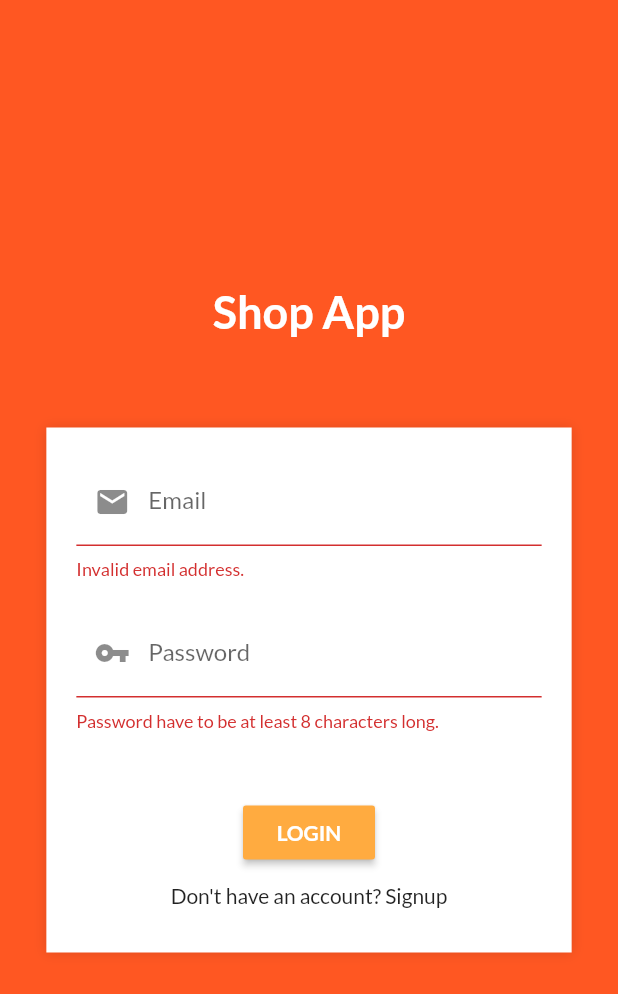
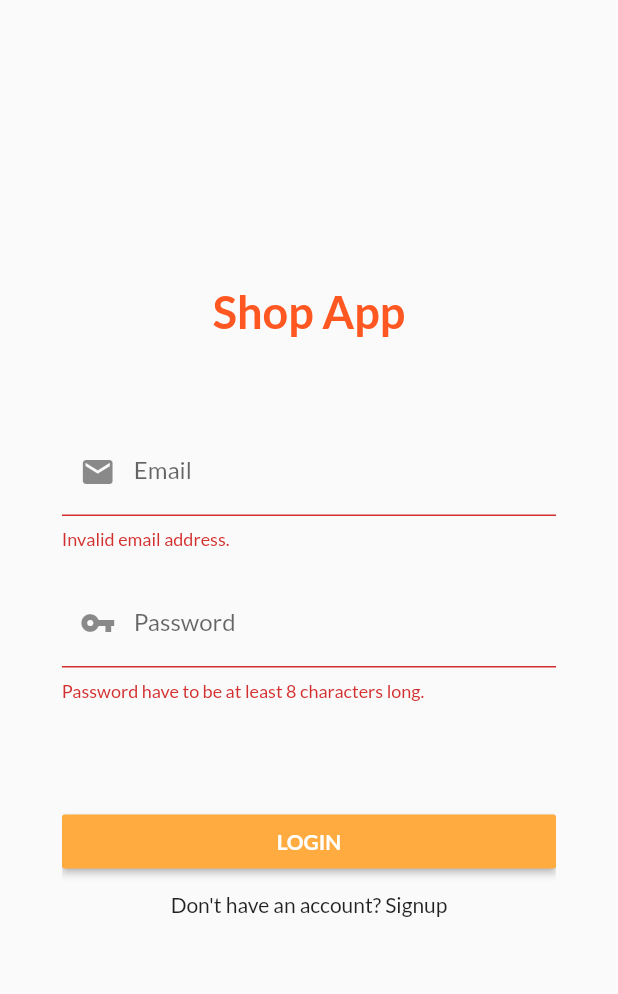
Before and after one commit to jakubjaran/shop_app, a Flutter app: the screen it shows after launch, after a tap on "LOGIN", on a phone screen of 412 x 824 dp. Shown: the top 994 px of the screen. Run offline on Flutter 3.47's test engine with Material 2 defaults, Android fonts, the phone set to English and light mode, and no system bars; our stand-ins replace shared_preferences.

Commit message:
New auth screen ui, animation

```diff
--- a/lib/screens/auth_screen.dart
+++ b/lib/screens/auth_screen.dart
@@ -1,47 +1,33 @@
 import 'package:flutter/material.dart';
-import 'package:provider/provider.dart';
 
-import '../providers/auth.dart';
-import '../models/http_exception.dart';
-
-enum AuthMode {
-  Signup,
-  Login,
-}
+import '../widgets/auth_form.dart';
 
 class AuthScreen extends StatelessWidget {
   @override
   Widget build(BuildContext context) {
     final deviceSize = MediaQuery.of(context).size;
     return Scaffold(
-      backgroundColor: Theme.of(context).primaryColor,
       body: SingleChildScrollView(
         physics: ClampingScrollPhysics(),
         child: Container(
           height: deviceSize.height,
           width: deviceSize.width,
-          padding: EdgeInsets.symmetric(vertical: 70, horizontal: 10),
+          padding: EdgeInsets.symmetric(vertical: 60, horizontal: 10),
           child: Column(
             mainAxisAlignment: MainAxisAlignment.center,
             crossAxisAlignment: CrossAxisAlignment.center,
             children: [
-              Flexible(
-                child: Text(
-                  'Shop App',
-                  style: TextStyle(
-                      fontSize: 30,
-                      fontWeight: FontWeight.bold,
-                      color: Colors.white),
-                ),
-                flex: 1,
+              Text(
+                'Shop App',
+                style: TextStyle(
+                    fontSize: 30,
+                    fontWeight: FontWeight.bold,
+                    color: Theme.of(context).primaryColor),
               ),
               SizedBox(
                 height: 60,
               ),
-              Flexible(
-                child: AuthCard(),
-                flex: 10,
-              ),
+              AuthForm(),
             ],
           ),
         ),
@@ -50,195 +36,140 @@ class AuthScreen extends StatelessWidget {
   }
 }
 
-class AuthCard extends StatefulWidget {
-  @override
-  _AuthCardState createState() => _AuthCardState();
-}
+// class AuthCard extends StatefulWidget {
+//   @override
+//   _AuthCardState createState() => _AuthCardState();
+// }
 
-class _AuthCardState extends State<AuthCard> {
-  final GlobalKey<FormState> _formKey = GlobalKey();
-  var _authMode = AuthMode.Login;
+// class _AuthCardState extends State<AuthCard>
+//     with SingleTickerProviderStateMixin {
 
-  Map<String, String> _authData = {
-    'email': '',
-    'password': '',
-  };
+// AnimationController _animController;
+// Animation<Size> _heightAnimation;
 
-  var _isLoading = false;
-  final _passwordController = TextEditingController();
+// @override
+// void initState() {
+//   _animController =
+//       AnimationController(duration: Duration(milliseconds: 300), vsync: this);
+//   _heightAnimation = Tween<Size>(
+//           begin: Size(double.infinity, 350), end: Size(double.infinity, 450))
+//       .animate(
+//           CurvedAnimation(parent: _animController, curve: Curves.easeIn));
+//   _heightAnimation.addListener(() => setState(() {}));
+//   super.initState();
+// }
 
-  void _showErrorDialog(String message) {
-    showDialog(
-      context: context,
-      builder: (ctx) => AlertDialog(
-        title: Text('An error occurred!'),
-        content: Text(message),
-        actions: [
-          FlatButton(
-            onPressed: () {
-              Navigator.of(ctx).pop();
-            },
-            child: Text('OKAY'),
-          ),
-        ],
-      ),
-    );
-  }
+// @override
+// void dispose() {
+//   _animController.dispose();
+//   super.dispose();
+// }
 
-  void _switchAuthMode() {
-    if (_authMode == AuthMode.Signup) {
-      setState(() {
-        _authMode = AuthMode.Login;
-      });
-    } else {
-      setState(() {
-        _authMode = AuthMode.Signup;
-      });
-    }
-  }
-
-  Future<void> _submitForm() async {
-    if (!_formKey.currentState.validate()) {
-      return;
-    }
-    setState(() {
-      _isLoading = true;
-    });
-    _formKey.currentState.save();
-    try {
-      if (_authMode == AuthMode.Login) {
-        await Provider.of<Auth>(context, listen: false).login(
-          _authData['email'],
-          _authData['password'],
-        );
-      } else {
-        await Provider.of<Auth>(context, listen: false).signup(
-          _authData['email'],
-          _authData['password'],
-        );
-      }
-    } on HttpException catch (error) {
-      var errorMessage = 'Authentication failed.';
-      if (error.toString().contains('INVALID_PASSWORD')) {
-        errorMessage = 'Invalid password.';
-      } else if (error.toString().contains('EMAIL_EXISTS')) {
-        errorMessage = 'This email address is already taken.';
-      } else if (error.toString().contains('EMAIL_NOT_FOUND')) {
-        errorMessage = 'Could not find user with this email address.';
-      }
-      _showErrorDialog(errorMessage);
-    } catch (error) {
-      const errorMessage = 'Could not authenticate you. Try again later.';
-      _showErrorDialog(errorMessage);
-    }
-    setState(() {
-      _isLoading = false;
-    });
-  }
-
-  @override
-  Widget build(BuildContext context) {
-    final deviceSize = MediaQuery.of(context).size;
-    return Container(
-      decoration: BoxDecoration(
-        boxShadow: [
-          BoxShadow(color: Colors.black12, blurRadius: 6),
-        ],
-        color: Colors.white,
-      ),
-      padding: EdgeInsets.all(20),
-      height: _authMode == AuthMode.Login ? 350 : 450,
-      width: deviceSize.width * 0.85,
-      child: Form(
-        key: _formKey,
-        child: Column(
-          children: [
-            TextFormField(
-              decoration: InputDecoration(
-                labelText: 'Email',
-                prefixIcon: Icon(Icons.mail),
-              ),
-              keyboardType: TextInputType.emailAddress,
-              textInputAction: TextInputAction.next,
-              validator: (value) {
-                if (value.isEmpty || !value.contains('@')) {
-                  return 'Invalid email address.';
-                }
-                return null;
-              },
-              onSaved: (value) {
-                _authData['email'] = value;
-              },
-            ),
-            SizedBox(
-              height: 20,
-            ),
-            TextFormField(
-              decoration: InputDecoration(
-                labelText: 'Password',
-                prefixIcon: Icon(Icons.vpn_key),
-              ),
-              textInputAction: _authMode == AuthMode.Signup
-                  ? TextInputAction.next
-                  : TextInputAction.done,
-              obscureText: true,
-              controller: _passwordController,
-              validator: (value) {
-                if (value.isEmpty || value.length < 8) {
-                  return 'Password have to be at least 8 characters long.';
-                }
-                return null;
-              },
-              onSaved: (value) {
-                _authData['password'] = value;
-              },
-            ),
-            SizedBox(
-              height: 20,
-            ),
-            if (_authMode == AuthMode.Signup)
-              TextFormField(
-                enabled: _authMode == AuthMode.Signup,
-                decoration: InputDecoration(
-                  labelText: 'Confirm password',
-                  prefixIcon: Icon(Icons.vpn_key),
-                ),
-                obscureText: true,
-                validator: _authMode == AuthMode.Signup
-                    ? (value) {
-                        if (value != _passwordController.text) {
-                          return 'Passwords do not match.';
-                        }
-                        return null;
-                      }
-                    : null,
-              ),
-            SizedBox(height: 20),
-            Spacer(),
-            if (_isLoading)
-              CircularProgressIndicator()
-            else
-              RaisedButton(
-                onPressed: _submitForm,
-                color: Theme.of(context).accentColor,
-                textColor: Colors.white,
-                child: Text(
-                  _authMode == AuthMode.Login ? 'LOGIN' : 'SIGNUP',
-                  style: TextStyle(fontWeight: FontWeight.bold),
-                ),
-              ),
-            FlatButton(
-              materialTapTargetSize: MaterialTapTargetSize.shrinkWrap,
-              onPressed: _switchAuthMode,
-              child: Text(
-                _authMode == AuthMode.Login
-                    ? 'Don\'t have an account? Signup'
-                    : 'Already have an account? Login',
-              ),
-            )
-          ],
-        ),
-      ),
-    );
-  }
-}
+//   @override
+//   Widget build(BuildContext context) {
+//     final deviceSize = MediaQuery.of(context).size;
+//     return Container(
+//       // decoration: BoxDecoration(
+//       //   boxShadow: [
+//       //     BoxShadow(color: Colors.black12, blurRadius: 6),
+//       //   ],
+//       //   color: Colors.white,
+//       // ),
+//       padding: EdgeInsets.all(20),
+//       height: _heightAnimation.value.height,
+//       constraints: BoxConstraints(minHeight: _heightAnimation.value.height),
+//       // width: deviceSize.width * 0.85,
+//       child: Form(
+//         key: _formKey,
+//         child: Column(
+//           children: [
+//   TextFormField(
+//     decoration: InputDecoration(
+//       labelText: 'Email',
+//       prefixIcon: Icon(Icons.mail),
+//     ),
+//     keyboardType: TextInputType.emailAddress,
+//     textInputAction: TextInputAction.next,
+//     validator: (value) {
+//       if (value.isEmpty || !value.contains('@')) {
+//         return 'Invalid email address.';
+//       }
+//       return null;
+//     },
+//     onSaved: (value) {
+//       _authData['email'] = value;
+//     },
+//   ),
+//   SizedBox(
+//     height: 20,
+//   ),
+//   TextFormField(
+//     decoration: InputDecoration(
+//       labelText: 'Password',
+//       prefixIcon: Icon(Icons.vpn_key),
+//     ),
+//     textInputAction: _authMode == AuthMode.Signup
+//         ? TextInputAction.next
+//         : TextInputAction.done,
+//     obscureText: true,
+//     controller: _passwordController,
+//     validator: (value) {
+//       if (value.isEmpty || value.length < 8) {
+//         return 'Password have to be at least 8 characters long.';
+//       }
+//       return null;
+//     },
+//     onSaved: (value) {
+//       _authData['password'] = value;
+//     },
+//   ),
+//   SizedBox(
+//     height: 20,
+//   ),
+//   if (_authMode == AuthMode.Signup)
+//     TextFormField(
+//       enabled: _authMode == AuthMode.Signup,
+//       decoration: InputDecoration(
+//         labelText: 'Confirm password',
+//         prefixIcon: Icon(Icons.vpn_key),
+//       ),
+//       obscureText: true,
+//       validator: _authMode == AuthMode.Signup
+//           ? (value) {
+//               if (value != _passwordController.text) {
+//                 return 'Passwords do not match.';
+//               }
+//               return null;
+//             }
+//           : null,
+//     ),
+//   SizedBox(height: 20),
+//   Spacer(),
+//   if (_isLoading)
+//     CircularProgressIndicator()
+//   else
+//     RaisedButton(
+//       onPressed: _submitForm,
+//       color: Theme.of(context).accentColor,
+//       textColor: Colors.white,
+//       child: Text(
+//         _authMode == AuthMode.Login ? 'LOGIN' : 'SIGNUP',
+//         style: TextStyle(fontWeight: FontWeight.bold),
+//       ),
+//     ),
+//   FlatButton(
+//     materialTapTargetSize: MaterialTapTargetSize.shrinkWrap,
+//     onPressed: _switchAuthMode,
+//     child: Text(
+//       _authMode == AuthMode.Login
+//           ? 'Don\'t have an account? Signup'
+//           : 'Already have an account? Login',
+//     ),
+//   ),
+//   SizedBox(height: 20),
+// ],
+//         ),
+//       ),
+//     );
+//   }
+// }
--- /dev/null
+++ b/lib/widgets/auth_form.dart
@@ -0,0 +1,220 @@
+import 'package:flutter/material.dart';
+import 'package:provider/provider.dart';
+
+import '../providers/auth.dart';
+import '../models/http_exception.dart';
+
+enum AuthMode {
+  Signup,
+  Login,
+}
+
+class AuthForm extends StatefulWidget {
+  @override
+  _AuthFormState createState() => _AuthFormState();
+}
+
+class _AuthFormState extends State<AuthForm>
+    with SingleTickerProviderStateMixin {
+  final GlobalKey<FormState> _formKey = GlobalKey();
+  var _authMode = AuthMode.Login;
+
+  Map<String, String> _authData = {
+    'email': '',
+    'password': '',
+  };
+
+  var _isLoading = false;
+  final _passwordController = TextEditingController();
+
+  AnimationController _animController;
+  Animation<Size> _heightAnimation;
+
+  @override
+  void initState() {
+    _animController =
+        AnimationController(duration: Duration(milliseconds: 300), vsync: this);
+    _heightAnimation = Tween<Size>(
+            begin: Size(double.infinity, 350), end: Size(double.infinity, 450))
+        .animate(
+            CurvedAnimation(parent: _animController, curve: Curves.easeIn));
+    _heightAnimation.addListener(() => setState(() {}));
+    super.initState();
+  }
+
+  @override
+  void dispose() {
+    _animController.dispose();
+    super.dispose();
+  }
+
+  void _showErrorDialog(String message) {
+    showDialog(
+      context: context,
+      builder: (ctx) => AlertDialog(
+        title: Text('An error occurred!'),
+        content: Text(message),
+        actions: [
+          FlatButton(
+            onPressed: () {
+              Navigator.of(ctx).pop();
+            },
+            child: Text('OKAY'),
+          ),
+        ],
+      ),
+    );
+  }
+
+  void _switchAuthMode() {
+    if (_authMode == AuthMode.Signup) {
+      setState(() {
+        _authMode = AuthMode.Login;
+      });
+      _animController.reverse();
+    } else {
+      setState(() {
+        _authMode = AuthMode.Signup;
+      });
+      _animController.forward();
+    }
+  }
+
+  Future<void> _submitForm() async {
+    if (!_formKey.currentState.validate()) {
+      return;
+    }
+    setState(() {
+      _isLoading = true;
+    });
+    _formKey.currentState.save();
+    try {
+      if (_authMode == AuthMode.Login) {
+        await Provider.of<Auth>(context, listen: false).login(
+          _authData['email'],
+          _authData['password'],
+        );
+      } else {
+        await Provider.of<Auth>(context, listen: false).signup(
+          _authData['email'],
+          _authData['password'],
+        );
+      }
+    } on HttpException catch (error) {
+      var errorMessage = 'Authentication failed.';
+      if (error.toString().contains('INVALID_PASSWORD')) {
+        errorMessage = 'Invalid password.';
+      } else if (error.toString().contains('EMAIL_EXISTS')) {
+        errorMessage = 'This email address is already taken.';
+      } else if (error.toString().contains('EMAIL_NOT_FOUND')) {
+        errorMessage = 'Could not find user with this email address.';
+      }
+      _showErrorDialog(errorMessage);
+    } catch (error) {
+      const errorMessage = 'Could not authenticate you. Try again later.';
+      _showErrorDialog(errorMessage);
+    }
+    setState(() {
+      _isLoading = false;
+    });
+  }
+
+  @override
+  Widget build(BuildContext context) {
+    final deviceSize = MediaQuery.of(context).size;
+    return Form(
+      key: _formKey,
+      child: Container(
+        width: deviceSize.width * 0.8,
+        height: _heightAnimation.value.height,
+        child: ListView(
+          children: [
+            TextFormField(
+              decoration: InputDecoration(
+                labelText: 'Email',
+                prefixIcon: Icon(Icons.mail),
+              ),
+              keyboardType: TextInputType.emailAddress,
+              textInputAction: TextInputAction.next,
+              validator: (value) {
+                if (value.isEmpty || !value.contains('@')) {
+                  return 'Invalid email address.';
+                }
+                return null;
+              },
+              onSaved: (value) {
+                _authData['email'] = value;
+              },
+            ),
+            SizedBox(
+              height: 20,
+            ),
+            TextFormField(
+              decoration: InputDecoration(
+                labelText: 'Password',
+                prefixIcon: Icon(Icons.vpn_key),
+              ),
+              textInputAction: _authMode == AuthMode.Signup
+                  ? TextInputAction.next
+                  : TextInputAction.done,
+              obscureText: true,
+              controller: _passwordController,
+              validator: (value) {
+                if (value.isEmpty || value.length < 8) {
+                  return 'Password have to be at least 8 characters long.';
+                }
+                return null;
+              },
+              onSaved: (value) {
+                _authData['password'] = value;
+              },
+            ),
+            SizedBox(
+              height: 20,
+            ),
+            if (_authMode == AuthMode.Signup)
+              TextFormField(
+                enabled: _authMode == AuthMode.Signup,
+                decoration: InputDecoration(
+                  labelText: 'Confirm password',
+                  prefixIcon: Icon(Icons.vpn_key),
+                ),
+                obscureText: true,
+                validator: _authMode == AuthMode.Signup
+                    ? (value) {
+                        if (value != _passwordController.text) {
+                          return 'Passwords do not match.';
+                        }
+                        return null;
+                      }
+                    : null,
+              ),
+            SizedBox(height: 50),
+            if (_isLoading)
+              CircularProgressIndicator()
+            else
+              RaisedButton(
+                onPressed: _submitForm,
+                color: Theme.of(context).accentColor,
+                textColor: Colors.white,
+                child: Text(
+                  _authMode == AuthMode.Login ? 'LOGIN' : 'SIGNUP',
+                  style: TextStyle(fontWeight: FontWeight.bold),
+                ),
+              ),
+            FlatButton(
+              materialTapTargetSize: MaterialTapTargetSize.shrinkWrap,
+              onPressed: _switchAuthMode,
+              child: Text(
+                _authMode == AuthMode.Login
+                    ? 'Don\'t have an account? Signup'
+                    : 'Already have an account? Login',
+              ),
+            ),
+            SizedBox(height: 20),
+          ],
+        ),
+      ),
+    );
+  }
+}
```
